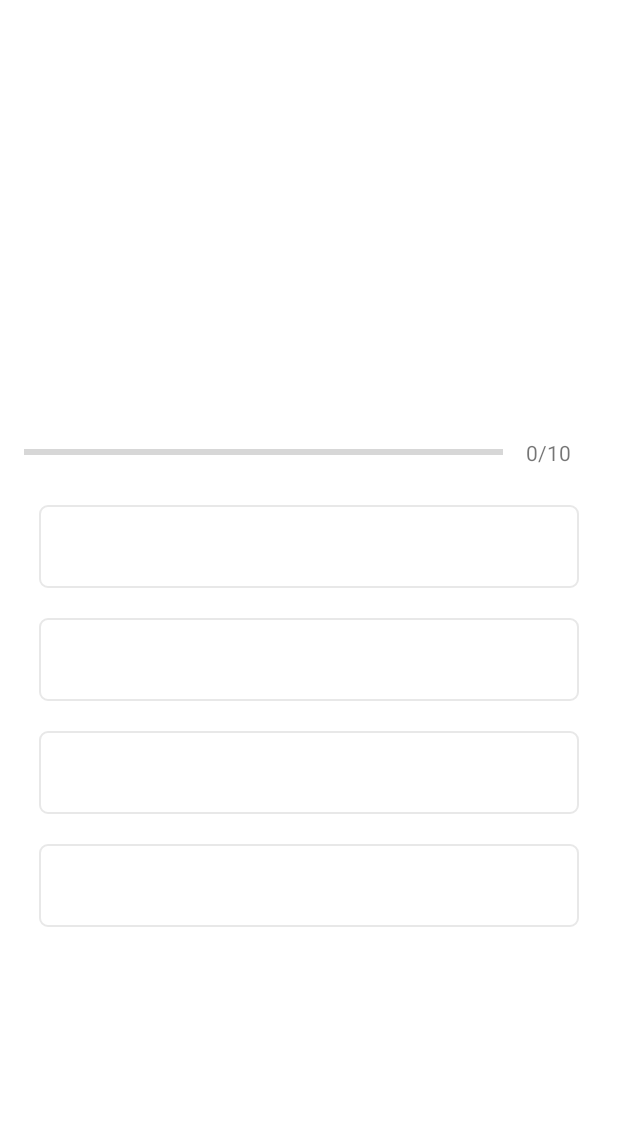
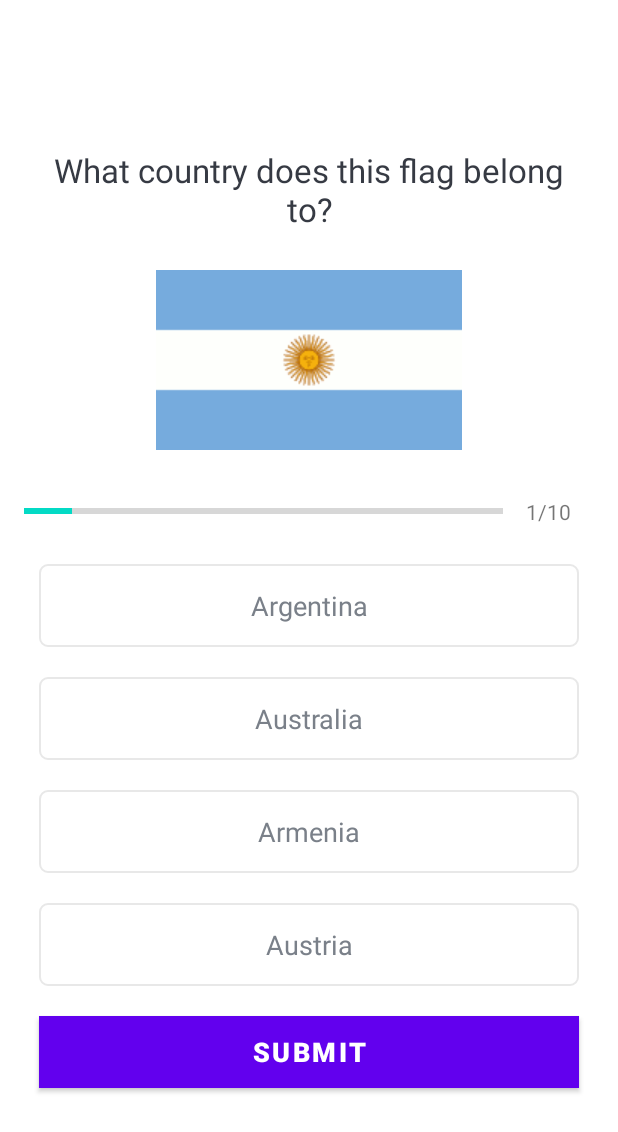
Before and after one commit to pranavc33/Quiz-App, an Android app: the QuizQuestionsActivity screen opened directly, with no data from a screen before it, on a phone screen of 412 x 824 dp. Shown: the top 1132 px of the screen. Run offline under Robolectric (Android 15) with nearby library versions, the phone set to English and light mode, and no system bars.

Commit message:
select answer

```diff
--- a/app/src/main/java/io/example/quizapp/Question.kt
+++ b/app/src/main/java/io/example/quizapp/Question.kt
@@ -2,7 +2,7 @@ package io.example.quizapp
 
 data class Question(
 val id: Int,
-val questions : String,
+val question : String,
 val image: Int,
 val optionOne: String,
 val optionTwo: String,
--- a/app/src/main/java/io/example/quizapp/QuizQuestionsActivity.kt
+++ b/app/src/main/java/io/example/quizapp/QuizQuestionsActivity.kt
@@ -1,15 +1,168 @@
 package io.example.quizapp
 
+import android.graphics.Color
+import android.graphics.Typeface
 import androidx.appcompat.app.AppCompatActivity
 import android.os.Bundle
 import android.util.Log
+import android.view.View
+import android.widget.Button
+import android.widget.ImageView
+import android.widget.ProgressBar
+import android.widget.TextView
+import androidx.annotation.Nullable
+import androidx.core.content.ContextCompat
 
-class QuizQuestionsActivity : AppCompatActivity() {
+class QuizQuestionsActivity : AppCompatActivity(), View.OnClickListener {
+
+    private var mCurrentPosition: Int = 1
+    private var mQuestionsList:ArrayList<Question>? = null
+    private var mSelectedOptionPosition : Int = 0
+
+    private var progressBar : ProgressBar?= null
+    private var tvProgress : TextView? = null
+    private var tvQuestion : TextView? = null
+    private var ivImage: ImageView? = null
+
+    private var tvOptionOne: TextView? = null
+    private var tvOptionTwo : TextView? = null
+    private var tvOptionThree : TextView? = null
+    private var tvOptionFour: TextView? =  null
+
+    private var btnSubmit : Button? = null
+
     override fun onCreate(savedInstanceState: Bundle?) {
         super.onCreate(savedInstanceState)
         setContentView(R.layout.activity_quiz_questions)
-   val questionsList = Constants.getQuestions()
-        Log.i("QuestionsList size is", "${questionsList.size}")
+
+        progressBar=findViewById(R.id.progressBar)
+        tvProgress = findViewById(R.id.tv_progress)
+        tvQuestion = findViewById(R.id.tv_question)
+        ivImage = findViewById(R.id.iv_image)
+        tvOptionOne = findViewById(R.id.tv_option_one)
+        tvOptionTwo = findViewById(R.id.tv_option_two)
+        tvOptionThree = findViewById(R.id.tv_option_three)
+        tvOptionFour = findViewById(R.id.tv_option_four)
+        btnSubmit = findViewById(R.id.btn_submit)
+
+
+        tvOptionOne?.setOnClickListener(this)
+        tvOptionTwo?.setOnClickListener(this)
+        tvOptionThree?.setOnClickListener(this)
+        tvOptionFour?.setOnClickListener(this)
+        btnSubmit?.setOnClickListener(this)
+
+
+
+
+         mQuestionsList = Constants.getQuestions()
+
+
+
+
+
+        setQuestion()
+
+
+    }
+
+    private fun setQuestion() {
+
+        val question: Question = mQuestionsList!![mCurrentPosition - 1]
+        ivImage?.setImageResource(question.image)
+        progressBar?.progress = mCurrentPosition
+        tvProgress?.text = "$mCurrentPosition/${progressBar?.max}"
+        tvQuestion?.text = question.question
+        tvOptionOne?.text = question.optionOne
+        tvOptionTwo?.text = question.optionTwo
+        tvOptionThree?.text = question.optionThree
+        tvOptionFour?.text = question.optionFour
+
+
+
+        if(mCurrentPosition == mQuestionsList!!.size)
+        {
+            btnSubmit?.text = "FINISH"
+        }
+        else{
+            btnSubmit?.text = "SUBMIT"
+        }
+    }
+
+
+private fun defaultOptionsView() {
+
+    val options = ArrayList<TextView>()
+    tvOptionOne?.let {
+        options.add(0, it)
+    }
+
+    tvOptionTwo?.let {
+        options.add(1, it)
+
+    }
+
+    tvOptionThree?.let {
+        options.add(2, it)
+    }
+
+    tvOptionFour?.let {
+        options.add(3, it)
+    }
+    for (option in options) {
+        option.setTextColor(Color.parseColor("#7A8089"))
+        //   option.setTextColor(Color.parseColor("#FF0000"))
+        option.typeface = Typeface.DEFAULT
+        option.background = ContextCompat.getDrawable(
+            this,
+            R.drawable.default_option_border_bg
+        )
 
     }
 }
+
+    private fun selectedOptionView(tv:TextView, selectedOptionNum:Int){
+        defaultOptionsView()
+mSelectedOptionPosition = selectedOptionNum
+
+tv.setTextColor(Color.parseColor("#363A43"))
+tv.setTypeface(tv.typeface, Typeface.BOLD)
+        tv.background = ContextCompat.getDrawable(
+            this, R.drawable.selected_option_border_bg
+
+        )
+    }
+
+
+    override fun onClick(view: View?) {
+        when(view?.id){
+            R.id.tv_option_one ->{
+                tvOptionOne?.let{
+                    selectedOptionView(it,1)
+                }
+            }
+
+            R.id.tv_option_two -> {
+            tvOptionTwo?.let {
+                selectedOptionView(it, 2)
+                }
+            }
+            R.id.tv_option_three -> {
+                tvOptionThree?.let {
+                    selectedOptionView(it, 3)
+                }
+            }
+            R.id.tv_option_four -> {
+                tvOptionFour?.let{
+                    selectedOptionView(it, 4)
+                }
+            }
+
+            R.id.btn_submit -> {
+                //TODO "implement btn submit"
+            }
+
+
+                }
+            }
+        }
--- /dev/null
+++ b/app/src/main/res/drawable/selected_option_border_bg.xml
@@ -0,0 +1,19 @@
+<?xml version="1.0" encoding="utf-8"?>
+<shape xmlns:android="http://schemas.android.com/apk/res/android"
+
+    android:shape="rectangle"
+
+
+    >
+
+    <stroke
+        android:width="1dp"
+        android:color="@color/design_default_color_primary"/>
+        android:color="@color/design_default_color_primary"/>
+    <solid
+        android:color="@color/white"
+        />
+
+    <corners android:radius="5dp"/>
+
+</shape>
--- a/app/src/main/res/layout/activity_quiz_questions.xml
+++ b/app/src/main/res/layout/activity_quiz_questions.xml
@@ -123,6 +123,17 @@ android:layout_marginTop="16dp"
             android:textSize="18sp"
             tools:text="Nokia"/>
 
+        <Button
+            android:id="@+id/btn_submit"
+            android:layout_width="match_parent"
+            android:layout_height="wrap_content"
+            android:text="SUBMIT"
+            android:layout_margin="10dp"
+            android:background="@color/design_default_color_primary"
+            android:textColor="@android:color/white"
+            android:textSize="18sp"
+            android:textStyle="bold"/>
+
 
 
 
```
